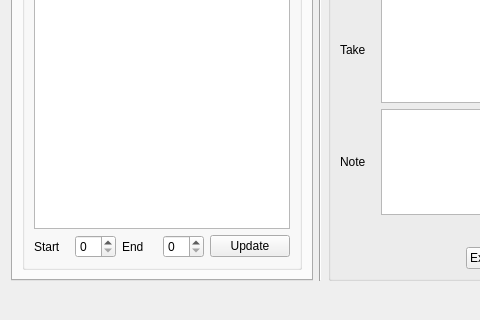
Qt form oyProjectManager/ui/version_creator.ui (code-google-com/oyprojectmanager) before a commit; both pictures show x 0 to 480 and y 192 to 512 of the 1280 by 512 pixel window.
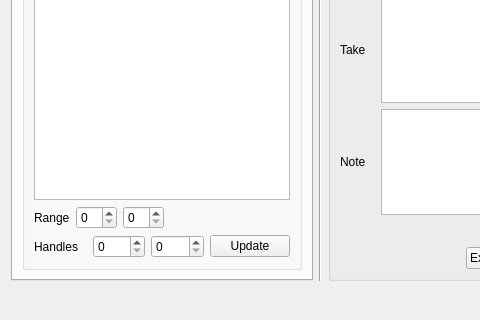
The same form after that commit. The open tabs and pages were chosen to show the change.

Commit message:
* Added two new fields to :class:`~oyProjectManager.core.models.Shot` to hold   the handle information.
* Added a new method to ``NukeEnv`` to create slate information.

Patch:
```diff
--- a/oyProjectManager/ui/version_creator.ui
+++ b/oyProjectManager/ui/version_creator.ui
@@ -273,7 +273,7 @@
                      <item>
                       <widget class="QLabel" name="label">
                        <property name="text">
-                        <string>Start</string>
+                        <string>Range</string>
                        </property>
                       </widget>
                      </item>
@@ -281,17 +281,40 @@
                       <widget class="QSpinBox" name="spinBox"/>
                      </item>
                      <item>
-                      <widget class="QLabel" name="label_2">
+                      <widget class="QSpinBox" name="end_frame_spinBox"/>
+                     </item>
+                     <item>
+                      <spacer name="horizontalSpacer_10">
+                       <property name="orientation">
+                        <enum>Qt::Horizontal</enum>
+                       </property>
+                       <property name="sizeHint" stdset="0">
+                        <size>
+                         <width>40</width>
+                         <height>20</height>
+                        </size>
+                       </property>
+                      </spacer>
+                     </item>
+                    </layout>
+                   </item>
+                   <item>
+                    <layout class="QHBoxLayout" name="horizontalLayout_18">
+                     <item>
+                      <widget class="QLabel" name="handles_label">
                        <property name="text">
-                        <string>End</string>
+                        <string>Handles</string>
                        </property>
                       </widget>
                      </item>
                      <item>
-                      <widget class="QSpinBox" name="spinBox_2"/>
+                      <widget class="QSpinBox" name="handle_at_start_spinBox"/>
                      </item>
                      <item>
-                      <widget class="QPushButton" name="shot_range_update_pushButton">
+                      <widget class="QSpinBox" name="handle_at_end_spinBox"/>
+                     </item>
+                     <item>
+                      <widget class="QPushButton" name="shot_info_update_pushButton">
                        <property name="text">
                         <string>Update</string>
                        </property>
```
Left out of the diff: 8 changed lines with no effect on the pictures. The commit also changes 4 other files.
